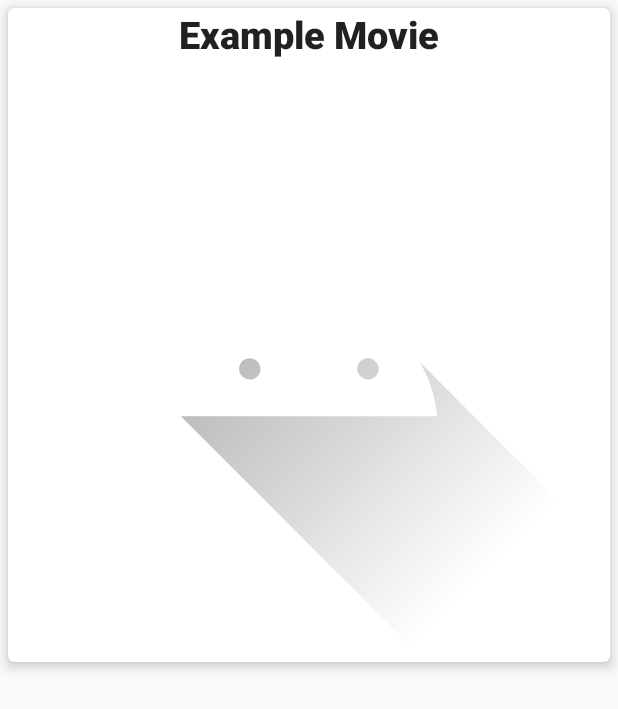
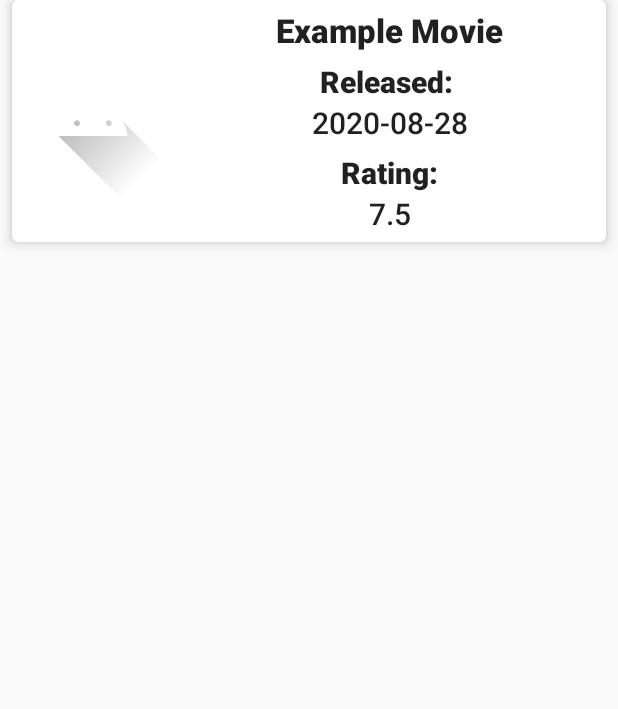
Before and after one commit to FelixLutze/Popular-Movies, an Android app: the layout movie_list_item.xml on its own in the app's theme, with its tools: preview values and no code run, on a phone screen of 412 x 824 dp. Shown: the top 709 px of the screen. Run offline under Robolectric (Android 15) with nearby library versions, the phone set to English and light mode, and no system bars; network calls fail.

```diff
--- a/app/build.gradle
+++ b/app/build.gradle
@@ -28,6 +28,7 @@ dependencies {
     implementation 'androidx.constraintlayout:constraintlayout:2.0.1'
     implementation 'androidx.recyclerview:recyclerview:1.1.0'
     implementation "androidx.cardview:cardview:1.0.0"
+    implementation 'com.android.volley:volley:1.1.1'
     implementation 'com.squareup.picasso:picasso:2.71828'
     testImplementation 'junit:junit:4.12'
     androidTestImplementation 'androidx.test.ext:junit:1.1.2'
--- a/app/src/main/res/layout/movie_list_item.xml
+++ b/app/src/main/res/layout/movie_list_item.xml
@@ -6,33 +6,81 @@
     xmlns:app="http://schemas.android.com/apk/res-auto"
     android:orientation="vertical"
     android:padding="16dp"
-    android:layout_margin="5dp"
+    android:layout_marginHorizontal="8dp"
+    android:layout_marginBottom="8dp"
     app:cardCornerRadius="4dp"
     app:cardElevation="5dp">
 
     <LinearLayout
         android:layout_width="match_parent"
+        android:layout_height="wrap_content"
+        android:orientation="horizontal">
+
+        <ImageView
+            android:id="@+id/movie_image"
+            android:adjustViewBounds="true"
+            android:layout_width="wrap_content"
             android:layout_height="match_parent"
+            android:src="@drawable/ic_launcher_foreground"
+            android:contentDescription="Movie Image" />
+
+        <LinearLayout
+            android:layout_width="match_parent"
+            android:layout_height="match_parent"
+            android:layout_gravity="center"
             android:orientation="vertical"
-        tools:ignore="UseCompoundDrawables">
+            android:padding="5dp">
 
             <TextView
                 android:id="@+id/movie_name"
                 style="@style/TextAppearance.AppCompat.Title"
                 android:layout_width="wrap_content"
                 android:layout_height="wrap_content"
+                android:gravity="center_horizontal"
+                android:layout_gravity="center_horizontal"
+                android:paddingBottom="6dp"
+                android:textSize="22sp"
+                android:textStyle="bold"
+                tools:text="Example Movie"/>
+
+            <TextView
+                style="@style/TextAppearance.AppCompat.Title"
+                android:layout_width="wrap_content"
+                android:layout_height="wrap_content"
                 android:layout_gravity="center"
-            android:textSize="25sp"
                 android:textStyle="bold"
-            tools:text="Example Movie" />
+                android:text="Released: "/>
 
-        <ImageView
-            android:id="@+id/movie_image"
-            android:adjustViewBounds="true"
-            android:layout_width="match_parent"
+            <TextView
+                android:id="@+id/movie_released"
+                style="@style/TextAppearance.AppCompat.Title"
+                android:layout_width="wrap_content"
                 android:layout_height="wrap_content"
-            android:src="@drawable/ic_launcher_foreground"
-            android:contentDescription="Movie Image" />
+                android:layout_gravity="center"
+                android:textSize="20sp"
+                android:paddingBottom="6dp"
+                tools:text="2020-08-28"/>
+
+            <TextView
+                style="@style/TextAppearance.AppCompat.Title"
+                android:layout_width="wrap_content"
+                android:layout_height="wrap_content"
+                android:layout_gravity="center"
+                android:textStyle="bold"
+                android:text="Rating:"/>
+
+            <TextView
+                android:id="@+id/movie_rating"
+                style="@style/TextAppearance.AppCompat.Title"
+                android:layout_width="wrap_content"
+                android:layout_height="wrap_content"
+                android:layout_gravity="center"
+                android:textSize="20sp"
+                tools:text="7.5"/>
+        </LinearLayout>
+
+
+
 
 <!--        <TextView-->
 <!--            android:id="@+id/movie_rating"-->
```
Also changed, not shown: app/src/main/java/net/felixlutze/popularmovies/MainActivity.java (+50 -10 lines), app/src/main/java/net/felixlutze/popularmovies/MovieAdapter.java (+7 -0 lines), app/src/main/java/net/felixlutze/popularmovies/MovieItem.java (+7 -1 lines), app/src/main/res/layout/activity_main.xml (+7 -1 lines). Lines whose indentation alone changed are shown as unchanged.
